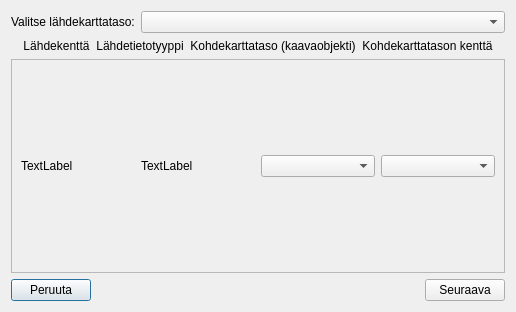
Before: the Qt Designer form yleiskaava_dialog_copy_source_data_to_database.ui in ernoma/yleiskaava, drawn with Qt 5.
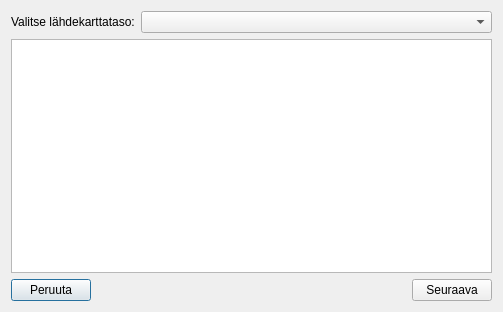
After: the same form once the commit is applied. Custom widgets are drawn as their Qt base class.

Commit message: Vaihda t!:ssä gridlayoutit QTableWidgeteihin, korjaa bugeja ja tee pieniä koodiparannuksia

```diff
--- a/yleiskaava_dialog_copy_source_data_to_database.ui
+++ b/yleiskaava_dialog_copy_source_data_to_database.ui
@@ -44,114 +44,10 @@
     </layout>
    </item>
    <item>
-    <layout class="QHBoxLayout" name="horizontalLayout">
-     <property name="leftMargin">
-      <number>12</number>
+    <widget class="QTableWidget" name="tableWidgetSourceTargetMatch">
+     <property name="sizeAdjustPolicy">
+      <enum>QAbstractScrollArea::AdjustToContents</enum>
      </property>
-     <property name="rightMargin">
-      <number>12</number>
-     </property>
-     <item>
-      <widget class="QLabel" name="label_8">
-       <property name="text">
-        <string>Lähdekenttä</string>
-       </property>
-       <property name="alignment">
-        <set>Qt::AlignCenter</set>
-       </property>
-      </widget>
-     </item>
-     <item>
-      <widget class="QLabel" name="label_7">
-       <property name="text">
-        <string>Lähdetietotyyppi</string>
-       </property>
-       <property name="alignment">
-        <set>Qt::AlignCenter</set>
-       </property>
-      </widget>
-     </item>
-     <item>
-      <widget class="QLabel" name="label_6">
-       <property name="text">
-        <string>Kohdekarttataso (kaavaobjekti)</string>
-       </property>
-       <property name="alignment">
-        <set>Qt::AlignCenter</set>
-       </property>
-      </widget>
-     </item>
-     <item>
-      <widget class="QLabel" name="label_3">
-       <property name="text">
-        <string>Kohdekarttatason kenttä</string>
-       </property>
-       <property name="alignment">
-        <set>Qt::AlignCenter</set>
-       </property>
-      </widget>
-     </item>
-    </layout>
-   </item>
-   <item>
-    <widget class="QScrollArea" name="scrollArea">
-     <property name="sizePolicy">
-      <sizepolicy hsizetype="Expanding" vsizetype="Expanding">
-       <horstretch>0</horstretch>
-       <verstretch>0</verstretch>
-      </sizepolicy>
-     </property>
-     <property name="widgetResizable">
-      <bool>true</bool>
-     </property>
-     <widget class="QWidget" name="scrollAreaWidgetContents">
-      <property name="geometry">
-       <rect>
-        <x>0</x>
-        <y>0</y>
-        <width>489</width>
-        <height>231</height>
-       </rect>
-      </property>
-      <layout class="QVBoxLayout" name="verticalLayout_3">
-       <item>
-        <layout class="QGridLayout" name="gridLayoutSourceTargetMatch">
-         <item row="0" column="1">
-          <widget class="QLabel" name="label">
-           <property name="text">
-            <string>TextLabel</string>
-           </property>
-          </widget>
-         </item>
-         <item row="0" column="3">
-          <widget class="QComboBox" name="comboBox_2"/>
-         </item>
-         <item row="0" column="2">
-          <widget class="QComboBox" name="comboBox"/>
-         </item>
-         <item row="0" column="0">
-          <widget class="QLabel" name="label_2">
-           <property name="sizePolicy">
-            <sizepolicy hsizetype="Preferred" vsizetype="Fixed">
-             <horstretch>0</horstretch>
-             <verstretch>0</verstretch>
-            </sizepolicy>
-           </property>
-           <property name="minimumSize">
-            <size>
-             <width>0</width>
-             <height>100</height>
-            </size>
-           </property>
-           <property name="text">
-            <string>TextLabel</string>
-           </property>
-          </widget>
-         </item>
-        </layout>
-       </item>
-      </layout>
-     </widget>
     </widget>
    </item>
    <item>
```
The commit also changes 4 other files.
